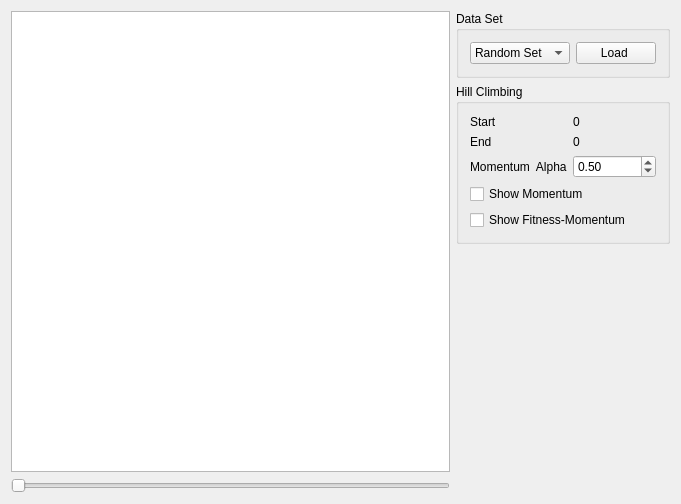
Before: the Qt Designer form src/hillclimbing/hillclimbingwidget.ui in chFleschutz/ai-for-games, drawn with Qt 5.
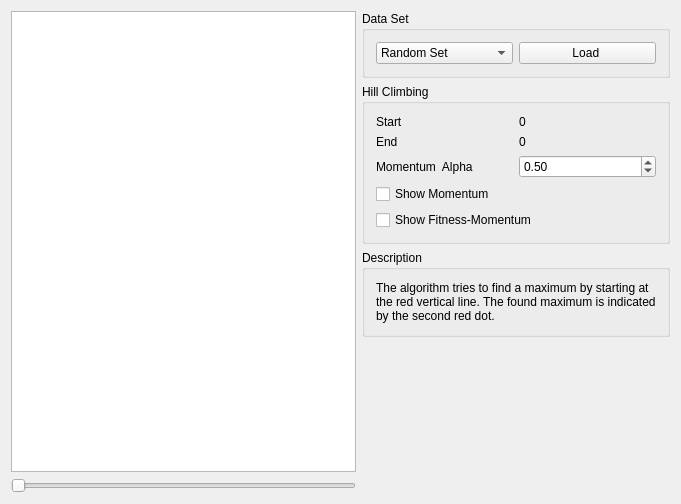
After: the same form once the commit is applied. Custom widgets are drawn as their Qt base class.

Patch:
```diff
--- a/src/hillclimbing/hillclimbingwidget.ui
+++ b/src/hillclimbing/hillclimbingwidget.ui
@@ -17,7 +17,7 @@
    <item row="0" column="1">
     <widget class="QGroupBox" name="dataSet_group">
      <property name="sizePolicy">
-      <sizepolicy hsizetype="Maximum" vsizetype="Preferred">
+      <sizepolicy hsizetype="Preferred" vsizetype="Preferred">
        <horstretch>0</horstretch>
        <verstretch>0</verstretch>
       </sizepolicy>
@@ -74,11 +74,39 @@
      </layout>
     </widget>
    </item>
-   <item row="0" column="0" rowspan="3">
-    <widget class="QChartView" name="chartView"/>
+   <item row="2" column="1">
+    <widget class="QGroupBox" name="groupBox">
+     <property name="title">
+      <string>Description</string>
+     </property>
+     <layout class="QVBoxLayout" name="verticalLayout">
+      <item>
+       <widget class="QLabel" name="label">
+        <property name="sizePolicy">
+         <sizepolicy hsizetype="Maximum" vsizetype="Preferred">
+          <horstretch>0</horstretch>
+          <verstretch>0</verstretch>
+         </sizepolicy>
+        </property>
+        <property name="text">
+         <string>The algorithm tries to find a maximum by starting at the red vertical line. The found maximum is indicated by the second red dot. </string>
+        </property>
+        <property name="wordWrap">
+         <bool>true</bool>
+        </property>
+       </widget>
+      </item>
+     </layout>
+    </widget>
    </item>
    <item row="1" column="1">
     <widget class="QGroupBox" name="hillClimbing_group">
+     <property name="sizePolicy">
+      <sizepolicy hsizetype="Preferred" vsizetype="Preferred">
+       <horstretch>0</horstretch>
+       <verstretch>0</verstretch>
+      </sizepolicy>
+     </property>
      <property name="title">
       <string>Hill Climbing</string>
      </property>
@@ -148,7 +176,14 @@
      </layout>
     </widget>
    </item>
-   <item row="2" column="1">
+   <item row="4" column="0">
+    <widget class="QSlider" name="start_slider">
+     <property name="orientation">
+      <enum>Qt::Horizontal</enum>
+     </property>
+    </widget>
+   </item>
+   <item row="3" column="1">
     <spacer name="verticalSpacer">
      <property name="orientation">
       <enum>Qt::Vertical</enum>
@@ -161,12 +196,8 @@
      </property>
     </spacer>
    </item>
-   <item row="3" column="0">
-    <widget class="QSlider" name="start_slider">
-     <property name="orientation">
-      <enum>Qt::Horizontal</enum>
-     </property>
-    </widget>
+   <item row="0" column="0" rowspan="4">
+    <widget class="QChartView" name="chartView"/>
    </item>
   </layout>
  </widget>
```
